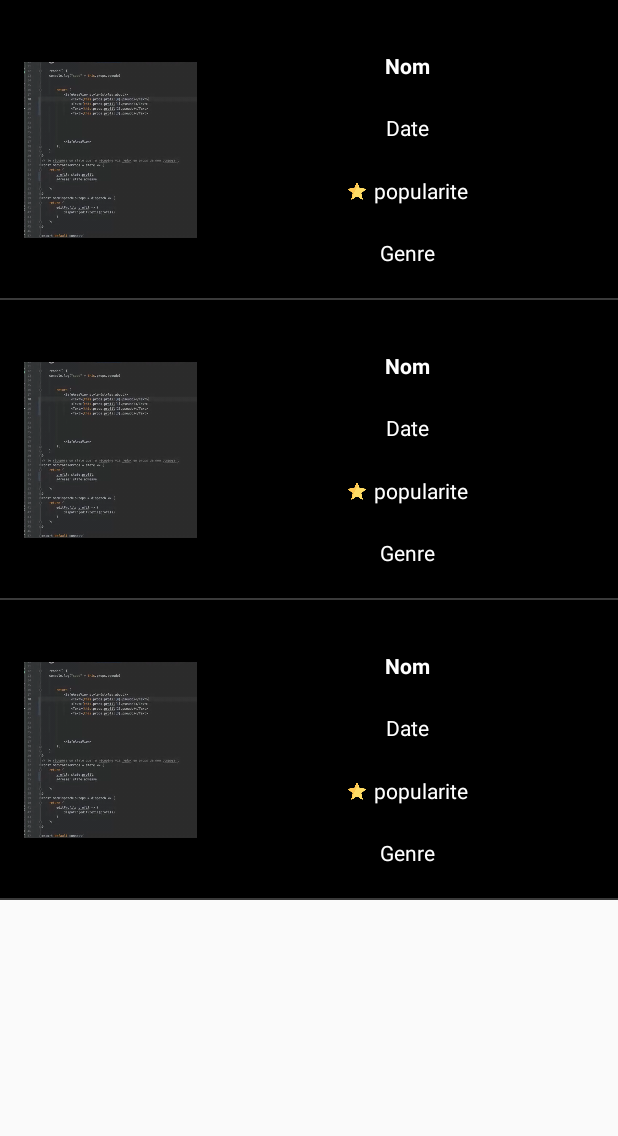
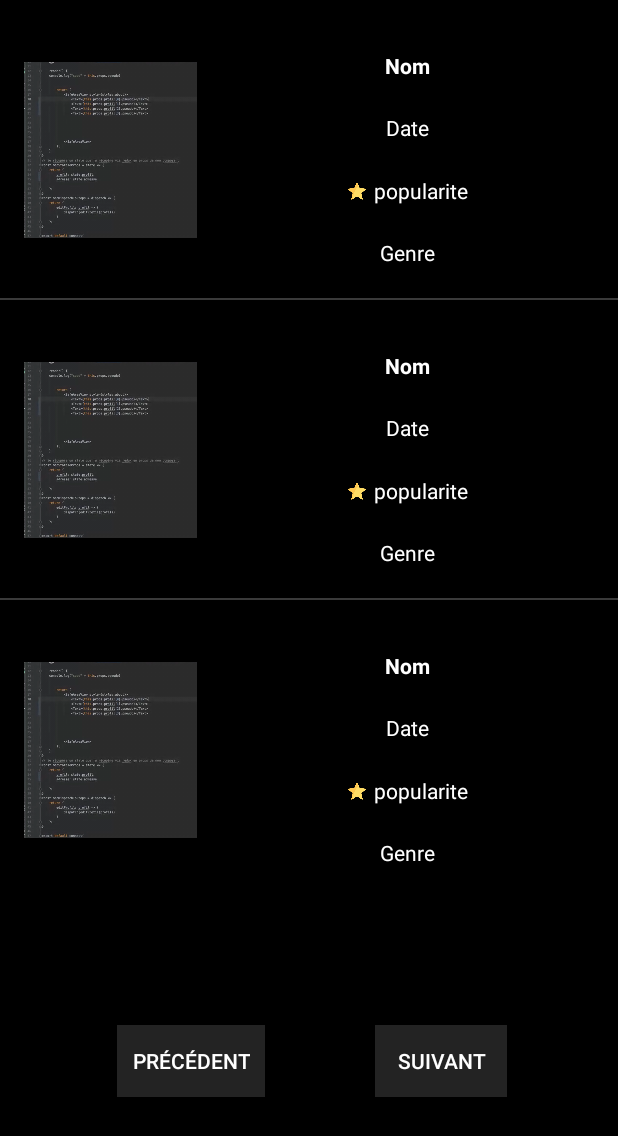
Before and after one commit to ivann-galic/appliTv, an Android app: the layout activity_list_film.xml on its own in the app's theme, with its tools: preview values and no code run, on a phone screen of 412 x 824 dp. Shown: the top 1136 px of the screen. Run offline under Robolectric (Android 15) with nearby library versions, the phone set to English and light mode, and no system bars.

Commit message:
page suivante dans recycler

```diff
--- a/ApplicationTvGoodGit/app/src/main/res/layout/activity_list_film.xml
+++ b/ApplicationTvGoodGit/app/src/main/res/layout/activity_list_film.xml
@@ -5,18 +5,47 @@
     android:id="@+id/ConstraintLayout"
     android:layout_width="match_parent"
     android:layout_height="match_parent"
+    android:background="#000000"
     tools:context=".ListFilmActivity">
 
     <androidx.recyclerview.widget.RecyclerView
         android:id="@+id/recyclerViewFilm"
         android:layout_width="0dp"
-        android:layout_height="wrap_content"
-        android:layout_marginBottom="2dp"
-        app:layout_constraintBottom_toBottomOf="parent"
+        android:layout_height="590dp"
         app:layout_constraintEnd_toEndOf="parent"
-        app:layout_constraintHorizontal_bias="0.0"
+        app:layout_constraintHorizontal_bias="0.4"
         app:layout_constraintStart_toStartOf="parent"
         app:layout_constraintTop_toTopOf="parent"
-        app:layout_constraintVertical_bias="0.0"
         tools:listitem="@layout/item_film" />
+
+    <Button
+        android:id="@+id/button"
+        android:layout_width="wrap_content"
+        android:layout_height="wrap_content"
+        android:layout_marginStart="4dp"
+        android:layout_marginLeft="4dp"
+        android:background="#232323"
+        android:paddingLeft="10dp"
+        android:paddingRight="10dp"
+        android:text="Précédent"
+        app:layout_constraintBottom_toBottomOf="parent"
+        app:layout_constraintEnd_toStartOf="@+id/button2"
+        app:layout_constraintHorizontal_bias="0.5"
+        app:layout_constraintStart_toEndOf="@+id/recyclerViewFilm"
+        app:layout_constraintStart_toStartOf="parent"
+        app:layout_constraintTop_toBottomOf="@+id/recyclerViewFilm" />
+
+    <Button
+        android:id="@+id/button2"
+        android:layout_width="wrap_content"
+        android:layout_height="wrap_content"
+        android:background="#232323"
+        android:paddingLeft="10dp"
+        android:paddingRight="10dp"
+        android:text="Suivant"
+        app:layout_constraintBottom_toBottomOf="@+id/button"
+        app:layout_constraintEnd_toEndOf="parent"
+        app:layout_constraintHorizontal_bias="0.5"
+        app:layout_constraintStart_toEndOf="@+id/button"
+        app:layout_constraintTop_toTopOf="@+id/button" />
 </androidx.constraintlayout.widget.ConstraintLayout>
```
